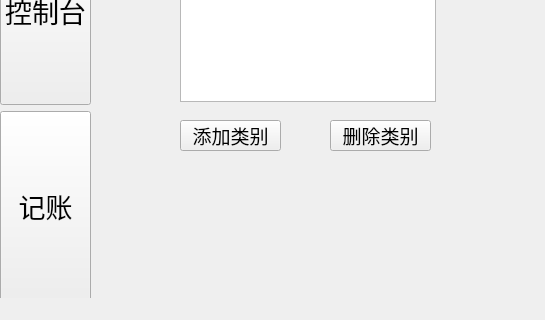
niuyipu/Sueis, file mainwindow.ui: the form before one commit; both pictures show x 0 to 545 and y 280 to 600 of the 800 by 600 pixel window.
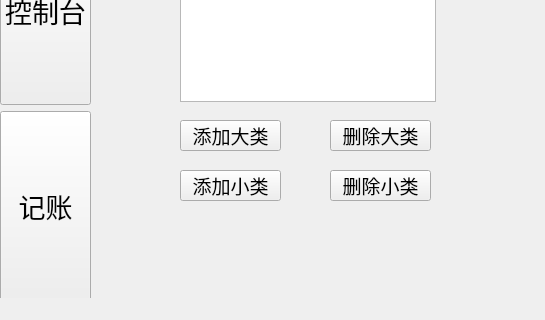
The form after the commit. The open tabs and pages were chosen to show the change. Icons and pictures are not drawn.

The edit to the form file:
```diff
--- a/mainwindow.ui
+++ b/mainwindow.ui
@@ -927,7 +927,7 @@
           </font>
          </property>
          <property name="text">
-          <string>添加类别</string>
+          <string>添加大类</string>
          </property>
         </widget>
         <widget class="QPushButton" name="btnDeleteCategory">
@@ -946,7 +946,7 @@
           </font>
          </property>
          <property name="text">
-          <string>删除类别</string>
+          <string>删除大类</string>
          </property>
         </widget>
         <widget class="QPushButton" name="btnDashboard2">
@@ -968,6 +968,65 @@
           <string>返回</string>
          </property>
         </widget>
+        <widget class="QTreeWidget" name="treeCategories">
+         <property name="geometry">
+          <rect>
+           <x>90</x>
+           <y>190</y>
+           <width>256</width>
+           <height>192</height>
+          </rect>
+         </property>
+         <property name="headerHidden">
+          <bool>true</bool>
+         </property>
+         <attribute name="headerVisible">
+          <bool>false</bool>
+         </attribute>
+         <column>
+          <property name="text">
+           <string notr="true">1</string>
+          </property>
+         </column>
+        </widget>
+        <widget class="QPushButton" name="btnAddMinorCategory">
+         <property name="geometry">
+          <rect>
+           <x>90</x>
+           <y>450</y>
+           <width>101</width>
+           <height>31</height>
+          </rect>
+         </property>
+         <property name="font">
+          <font>
+           <family>YouYuan</family>
+           <pointsize>14</pointsize>
+          </font>
+         </property>
+         <property name="text">
+          <string>添加小类</string>
+         </property>
+        </widget>
+        <widget class="QPushButton" name="btnDeleteMinorCategory">
+         <property name="geometry">
+          <rect>
+           <x>240</x>
+           <y>450</y>
+           <width>101</width>
+           <height>31</height>
+          </rect>
+         </property>
+         <property name="font">
+          <font>
+           <family>YouYuan</family>
+           <pointsize>14</pointsize>
+          </font>
+         </property>
+         <property name="text">
+          <string>删除小类</string>
+         </property>
+        </widget>
        </widget>
       </widget>
      </item>
```
Left out of the diff: 28 changed lines with no effect on the pictures.
